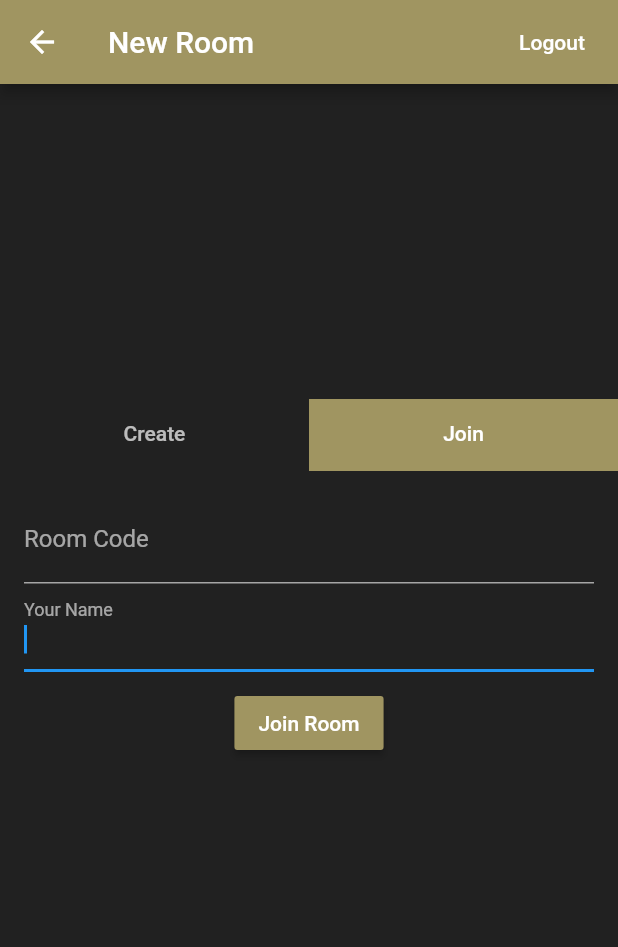
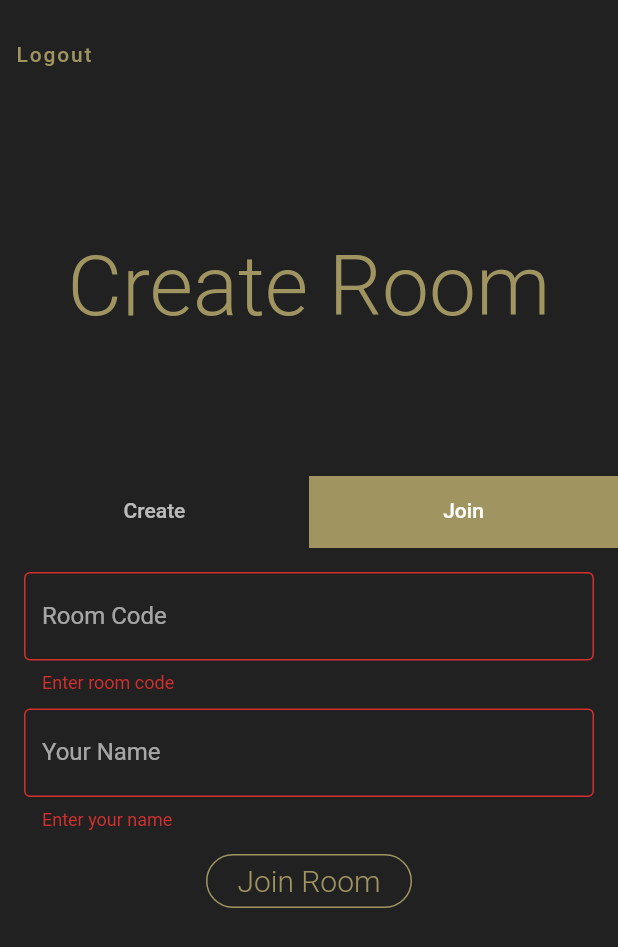
Before and after one commit to tusharsadhwani/2doku, a Flutter app: the HomeScreen screen opened by its route, tab 2 chosen, after a tap on "Login", on a phone screen of 412 x 824 dp. Shown: the top 947 px of the screen. Run offline on Flutter 3.47's test engine with Material 2 defaults, Android fonts, the phone set to English and light mode, and no system bars; our stand-ins replace cloud_firestore, firebase_auth, flutter_svg, google_sign_in, page_transition; accounts and stored records are empty.

Commit message:
UI changes

```diff
--- a/lib/main.dart
+++ b/lib/main.dart
@@ -35,15 +35,21 @@ class MyApp extends StatelessWidget {
             textTheme: ButtonTextTheme.accent,
             buttonColor: primaryColor,
           ),
+          canvasColor: Colors.grey.shade900,
           scaffoldBackgroundColor: Colors.grey.shade900,
           inputDecorationTheme: InputDecorationTheme(
             labelStyle: TextStyle(color: Colors.white60),
-            enabledBorder: UnderlineInputBorder(
+            border: OutlineInputBorder(),
+            enabledBorder: OutlineInputBorder(
               borderSide: BorderSide(color: Colors.white60),
             ),
           ),
           textTheme: TextTheme(
             headline1: TextStyle(color: primaryColor),
+            headline2: TextStyle(
+              color: primaryColor,
+              fontWeight: FontWeight.w300,
+            ),
             bodyText1: TextStyle(color: Colors.white),
             bodyText2: TextStyle(color: Colors.white),
             subtitle1: TextStyle(color: Colors.white),
--- a/lib/screens/home/home_screen.dart
+++ b/lib/screens/home/home_screen.dart
@@ -2,6 +2,7 @@ import 'package:flutter/material.dart';
 import 'package:google_sign_in/google_sign_in.dart';
 import 'package:provider/provider.dart';
 import 'package:sudoku/screens/lobby/lobby_screen.dart';
+import 'package:sudoku/widgets/action_button.dart';
 
 import '../login/login_screen.dart';
 import '../sudoku/sudoku_screen.dart';
@@ -33,30 +34,49 @@ class _HomeScreenState extends State<HomeScreen>
   @override
   Widget build(BuildContext context) {
     return Scaffold(
-      appBar: AppBar(
-        title: Text("New Room"),
-        actions: <Widget>[
-          FlatButton(
+      body: SafeArea(
+        child: Column(
+          crossAxisAlignment: CrossAxisAlignment.start,
+          children: <Widget>[
+            Padding(
+              padding: const EdgeInsets.only(left: 8.0, top: 8.0),
+              child: FloatingActionButton(
+                backgroundColor: Theme.of(context).canvasColor,
+                splashColor: Colors.black,
+                elevation: 0,
+                highlightElevation: 0,
                 onPressed: () => _handleSignOut(context),
-            child: Text('Logout'),
-          )
-        ],
+                child: Text(
+                  'Logout',
+                  style: TextStyle(
+                    color: Theme.of(context).primaryColor,
                   ),
-      body: Center(
-        child: SingleChildScrollView(
+                ),
+              ),
+            ),
+            Expanded(
+              flex: 1,
+              child: Center(
+                child: Text(
+                  'Create Room',
+                  style: Theme.of(context).textTheme.headline2,
+                ),
+              ),
+            ),
+            Expanded(
+              flex: 2,
               child: Column(
-            mainAxisSize: MainAxisSize.min,
                 children: <Widget>[
                   TabBar(
-                indicator: BoxDecoration(color: Theme.of(context).primaryColor),
+                    indicator:
+                        BoxDecoration(color: Theme.of(context).primaryColor),
                     controller: tabController,
                     tabs: <Widget>[
                       Tab(text: 'Create'),
                       Tab(text: 'Join'),
                     ],
                   ),
-              Container(
-                height: 300,
+                  Expanded(
                     child: TabBarView(
                       controller: tabController,
                       children: [CreateRoom(), JoinRoom()],
@@ -64,6 +84,8 @@ class _HomeScreenState extends State<HomeScreen>
                   ),
                 ],
               ),
+            ),
+          ],
         ),
       ),
     );
@@ -91,7 +113,8 @@ class _CreateRoomState extends State<CreateRoom> {
       padding: const EdgeInsets.all(16.0),
       child: Form(
         key: createRoomForm,
-        child: Column(
+        child: ListView(
+          shrinkWrap: true,
           children: <Widget>[
             TextFormField(
               decoration: InputDecoration(labelText: "Your Name"),
@@ -104,9 +127,9 @@ class _CreateRoomState extends State<CreateRoom> {
               },
             ),
             SizedBox(height: 10),
-            RaisedButton(
+            ActionButton(
               onPressed: () => createRoom(context),
-              child: Text('Create Room'),
+              text: 'Create Room',
             ),
           ],
         ),
@@ -124,6 +147,13 @@ class _JoinRoomState extends State<JoinRoom> {
   var joinRoomForm = GlobalKey<FormState>();
   String userName;
   int roomCode;
+  FocusNode nameNode;
+
+  @override
+  void initState() {
+    super.initState();
+    nameNode = FocusNode();
+  }
 
   void joinRoom(context) async {
     if (!joinRoomForm.currentState.validate()) return;
@@ -141,7 +171,8 @@ class _JoinRoomState extends State<JoinRoom> {
       padding: const EdgeInsets.all(16.0),
       child: Form(
         key: joinRoomForm,
-        child: Column(
+        child: ListView(
+          shrinkWrap: true,
           children: <Widget>[
             TextFormField(
               decoration: InputDecoration(
@@ -156,11 +187,15 @@ class _JoinRoomState extends State<JoinRoom> {
               onSaved: (value) {
                 roomCode = int.parse(value);
               },
+              textInputAction: TextInputAction.next,
+              onFieldSubmitted: (_) => nameNode.requestFocus(),
             ),
+            SizedBox(height: 10),
             TextFormField(
               decoration: InputDecoration(
                 labelText: "Your Name",
               ),
+              focusNode: nameNode,
               validator: (value) {
                 if (value.length == 0) return "Enter your name";
                 return null;
@@ -170,9 +205,9 @@ class _JoinRoomState extends State<JoinRoom> {
               },
             ),
             SizedBox(height: 10),
-            RaisedButton(
+            ActionButton(
               onPressed: () => joinRoom(context),
-              child: Text('Join Room'),
+              text: 'Join Room',
             )
           ],
         ),
--- a/lib/screens/login/login_screen.dart
+++ b/lib/screens/login/login_screen.dart
@@ -3,6 +3,7 @@ import 'package:firebase_auth/firebase_auth.dart';
 import 'package:google_sign_in/google_sign_in.dart';
 
 import '../home/home_screen.dart';
+import '../../widgets/action_button.dart';
 
 class LoginScreen extends StatelessWidget {
   static const routeName = '/login';
@@ -27,14 +28,28 @@ class LoginScreen extends StatelessWidget {
   @override
   Widget build(BuildContext context) {
     return Scaffold(
-      appBar: AppBar(
-        title: Text("Login"),
-      ),
-      body: Center(
-        child: RaisedButton(
-          onPressed: () => _handleSignIn(context),
-          child: Text("Login"),
-        ),
+      body: Column(
+        crossAxisAlignment: CrossAxisAlignment.center,
+        children: [
+          Spacer(
+            flex: 2,
+          ),
+          Center(
+            child: Text(
+              'Sudoku',
+              style: Theme.of(context).textTheme.headline1,
+            ),
+          ),
+          Spacer(flex: 1),
+          Center(
+            child: ActionButton(
+              onPressed: () => _handleSignIn(context),
+              text: 'Login',
+              fontSize: 32.0,
+            ),
+          ),
+          Spacer(flex: 2),
+        ],
       ),
     );
   }
--- /dev/null
+++ b/lib/widgets/action_button.dart
@@ -0,0 +1,41 @@
+import 'package:flutter/material.dart';
+
+class ActionButton extends StatelessWidget {
+  final VoidCallback onPressed;
+  final String text;
+  final double fontSize;
+
+  const ActionButton({
+    Key key,
+    @required this.onPressed,
+    @required this.text,
+    this.fontSize: 20,
+  }) : super(key: key);
+
+  @override
+  Widget build(BuildContext context) {
+    return Center(
+      child: MaterialButton(
+        hoverColor: Colors.white,
+        shape: RoundedRectangleBorder(
+          borderRadius: BorderRadius.circular(fontSize),
+          side: BorderSide(
+            color: Theme.of(context).primaryColor,
+          ),
+        ),
+        child: Padding(
+          padding: EdgeInsets.all(fontSize / 4),
+          child: Text(
+            text,
+            style: TextStyle(
+              fontSize: fontSize,
+              fontWeight: FontWeight.w300,
+              color: Theme.of(context).primaryColor,
+            ),
+          ),
+        ),
+        onPressed: onPressed,
+      ),
+    );
+  }
+}
```
Lines whose indentation alone changed are shown as unchanged.
